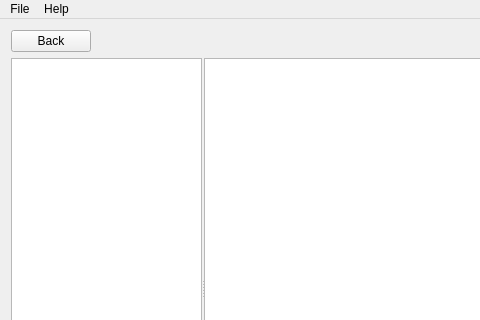
Above: src/mainwindow/mainwindow.ui from partition-safe/partition-safe before the change; both pictures show x 0 to 480 and y 0 to 320 of the 789 by 550 pixel window. Below: the same form after it.
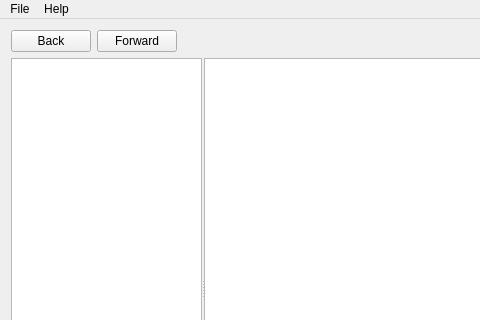
That is the form after the change.

Commit message: #2 implemented forward navigation

Diff of the .ui file:
```diff
--- a/src/mainwindow/mainwindow.ui
+++ b/src/mainwindow/mainwindow.ui
@@ -99,6 +99,13 @@
         </property>
        </widget>
       </item>
+      <item>
+       <widget class="QPushButton" name="buttonForward">
+        <property name="text">
+         <string>Forward</string>
+        </property>
+       </widget>
+      </item>
       <item>
        <spacer name="horizontalSpacer">
         <property name="orientation">
```
Left out of the diff: 2 changed lines with no effect on the pictures. The commit also changes 2 other files.
